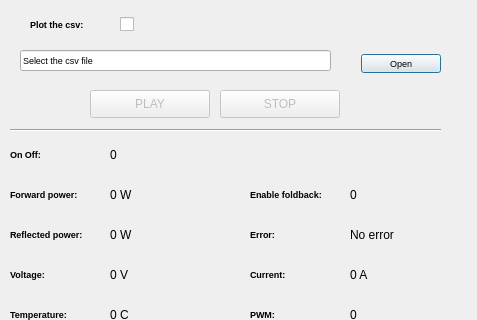
Old version of the form main_window.ui in the repository rstanzani/seriale_microonde; both pictures show x 0 to 477 and y 0 to 320 of the 477 by 517 pixel window.
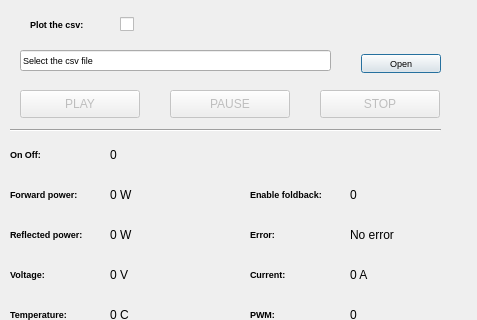
New version of the form.

Commit message: Add PAUSE logic, remove trailing white spaces

What changed in the file:
```diff
--- a/main_window.ui
+++ b/main_window.ui
@@ -20,7 +20,7 @@
     </property>
     <property name="geometry">
      <rect>
-      <x>90</x>
+      <x>20</x>
       <y>90</y>
       <width>120</width>
       <height>28</height>
@@ -36,7 +36,7 @@
     </property>
     <property name="geometry">
      <rect>
-      <x>220</x>
+      <x>320</x>
       <y>90</y>
       <width>120</width>
       <height>28</height>
@@ -643,6 +643,22 @@
      <string>Messages:</string>
     </property>
    </widget>
+   <widget class="QPushButton" name="Qpause">
+    <property name="enabled">
+     <bool>false</bool>
+    </property>
+    <property name="geometry">
+     <rect>
+      <x>170</x>
+      <y>90</y>
+      <width>120</width>
+      <height>28</height>
+     </rect>
+    </property>
+    <property name="text">
+     <string>PAUSE</string>
+    </property>
+   </widget>
   </widget>
   <widget class="QMenuBar" name="menubar">
    <property name="geometry">
```
The commit also changes 6 other files.
